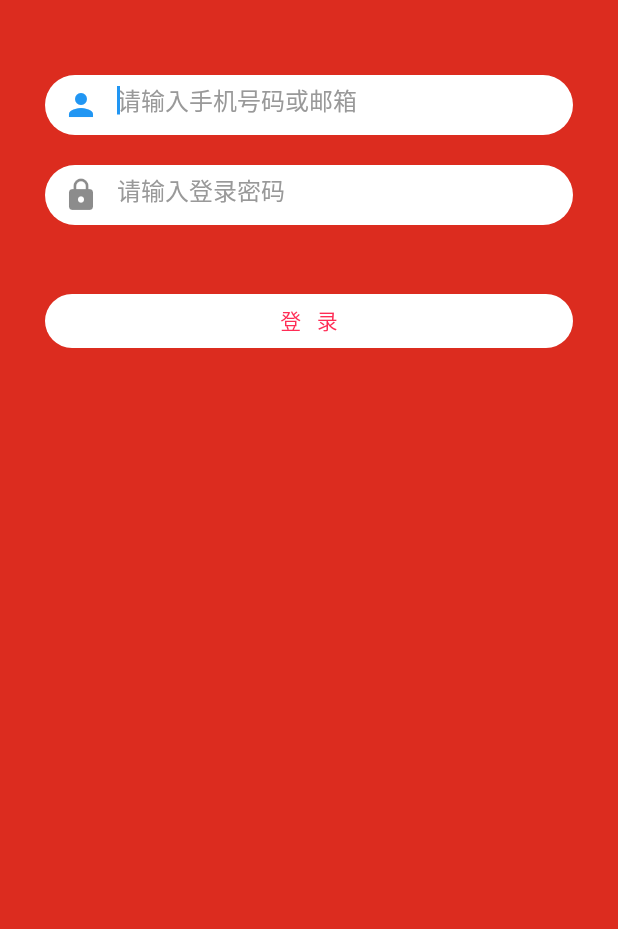
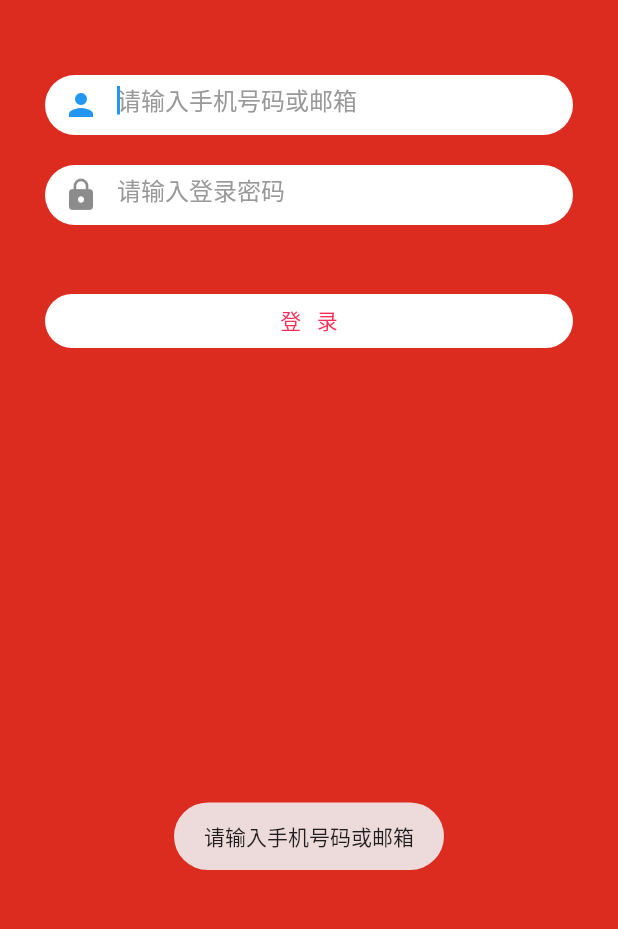
Before and after one commit to dczxw/flutter_music, a Flutter app: the screen it shows after launch, after a tap on an icon or button, on a phone screen of 412 x 824 dp, the part 270-1199 px from its top. Run offline on Flutter 3.47's test engine with Material 2 defaults, Android fonts, the phone set to English and light mode, and no system bars; our stand-ins replace audioplayers, cached_network_image, cookie_jar, dio, dio_cookie_manager, flutter_screenutil and 4 more; accounts and stored records are empty.

Commit message:
提交我的页面

```diff
--- a/lib/common/Constants.dart
+++ b/lib/common/Constants.dart
@@ -7,6 +7,7 @@ class Constant {
   static final String CHANGE_SONG = "change_song";
   static final String SP_TOKEN = "sp_token";
   static final String SP_AVATAR = "sp_avatar";
+  static final String SP_AVATAR_BG = "sp_avatar_bg";
   static final String SP_NAME = "sp_name";
 
 
--- a/lib/common/Utils.dart
+++ b/lib/common/Utils.dart
@@ -1,3 +1,5 @@
+import 'package:fluttertoast/fluttertoast.dart';
+
 class FUtils {
   static FUtils inst;
 
@@ -24,7 +26,17 @@ class FUtils {
     return num;
   }
 
-  isEmpty(String string) {
+  static isEmpty(String string) {
     return string == null || string == "";
   }
+
+  static toast(String msg){
+    Fluttertoast.showToast(
+      msg: msg,
+      toastLength: Toast.LENGTH_SHORT,
+      webBgColor: "#e74c3c",
+      timeInSecForIosWeb: 5,
+    );
+  }
+
 }
--- a/lib/common/api/Got.dart
+++ b/lib/common/api/Got.dart
@@ -66,6 +66,9 @@ class Got {
     return resp.data;
   }
 
-
+  Future<Map<String,dynamic>> loginEmail(String username,String password) async {
+    var resp = await dio.get("/login", queryParameters:{"email": username,"password":password}, options: _options);
+    return resp.data;
+  }
 
 }
--- a/lib/common/theme/Theme.dart
+++ b/lib/common/theme/Theme.dart
@@ -3,12 +3,18 @@ import 'package:flutter/material.dart';
 
 class RedTheme {
   static var primaryColor = const Color(0xFFFF2C55);
-  static var topicColor = const Color(0xFFFF1E13);
-  static var colorFFFFFF = const Color(0xFFFFFFFF);
-  static var color333333 = const Color(0xFF333333);
-  static var color999999 = const Color(0xFF999999);
-  static var colorE6E6E6 = const Color(0xFFE6E6E6);
-  static var colorDC2C1F = const Color(0xFFDC2C1F);
+  static var topicColor   = const Color(0xFFFF1E13);
+  static var colorFFFFFF  = const Color(0xFFFFFFFF);
+  static var color333333  = const Color(0xFF333333);
+  static var color999999  = const Color(0xFF999999);
+  static var colorE6E6E6  = const Color(0xFFE6E6E6);
+  static var colorDC2C1F  = const Color(0xFFDC2C1F);
+  static var colorMask    = const Color(0x90000000);
+  static var colorPurple  = Colors.purple;
+  static var colorPinkAccent  = Colors.pinkAccent;
+  static var colorGreenAccent  = Colors.greenAccent;
+  static var colorBlueAccent  = Colors.blueAccent;
+  static var colorBlack  = Colors.black;
 }
 
 // iOS浅色主题
--- a/lib/main.dart
+++ b/lib/main.dart
@@ -28,7 +28,7 @@ class MyApp extends StatelessWidget {
   }
 
   Widget openHome() {
-    if (FUtils.init().isEmpty(Global.token)) {
+    if (FUtils.isEmpty(Global.token)) {
       return LoginPage();
     } else {
       return HomePage();
--- a/lib/pages/LoginPage.dart
+++ b/lib/pages/LoginPage.dart
@@ -8,6 +8,7 @@ import 'package:music/common/Constants.dart';
 import 'package:music/common/Global.dart';
 import 'package:music/common/Log.dart';
 import 'package:music/common/SpUtils.dart';
+import 'package:music/common/Utils.dart';
 import 'package:music/common/api/Got.dart';
 import 'package:music/common/theme/Theme.dart';
 
@@ -19,6 +20,8 @@ class LoginPage extends StatefulWidget {
 class _LoginPageState extends State<LoginPage> {
   TextEditingController _unameController = TextEditingController();
   TextEditingController _upasswordController = TextEditingController();
+
+  bool isLoading = false;
 
   @override
   void initState() {
@@ -33,13 +36,8 @@ class _LoginPageState extends State<LoginPage> {
 
   @override
   Widget build(BuildContext context) {
-    return Scaffold(
-      resizeToAvoidBottomPadding: false,
-      body: Container(
-        color: RedTheme.colorDC2C1F,
-        alignment: Alignment.center,
-        width: double.infinity,
-        child: Container(
+    var widgetList = new List<Widget>();
+    widgetList.add(Container(
       padding: EdgeInsets.only(left: 30, top: 100, right: 30),
       child: Column(
         children: <Widget>[
@@ -102,7 +100,25 @@ class _LoginPageState extends State<LoginPage> {
           )
         ],
       ),
+    ));
+    if(isLoading) {
+      widgetList.add(
+        Container(
+          decoration: BoxDecoration(color:Color(0x90000000)),
+          child: Center(
+              child: CircularProgressIndicator()
           ),
+        )
+      );
+    }
+
+    return Scaffold(
+      resizeToAvoidBottomPadding: false,
+      body: Container(
+        color: RedTheme.colorDC2C1F,
+        alignment: Alignment.center,
+        width: double.infinity,
+        child: Stack(children:widgetList),
       ),
     );
   }
@@ -111,23 +127,36 @@ class _LoginPageState extends State<LoginPage> {
     String username = _unameController.text.toString();
     String password = _upasswordController.text.toString();
 
+    if(FUtils.isEmpty(username)){
+      FUtils.toast("请输入手机号码或邮箱");
+      return;
+    }
+
+    if(FUtils.isEmpty(password)){
+      FUtils.toast("请输入密码");
+      return;
+    }
+
+    setState(() {
+      isLoading = true;
+    });
+
     if (username.contains("@")) {
+      Got.init().loginEmail(username, password).then(this.loginSuccess);
     } else {
       Got.init().loginPhone(username, password).then(this.loginSuccess);
     }
   }
 
   void loginSuccess(res) {
+    setState(() {
+      isLoading = false;
+    });
     if (res['code'] == 200) {
-      Global.saveUser(res["token"], res["profile"]['nickname'], res["profile"]['avatarUrl']);
+      Global.saveUser(res["token"], res["profile"]['nickname'], res["profile"]['avatarUrl'],res["profile"]['avatarBg']);
       Navigator.pushNamed(context, "home");
     } else {
-      Fluttertoast.showToast(
-        msg: res['msg'],
-        toastLength: Toast.LENGTH_SHORT,
-        webBgColor: "#e74c3c",
-        timeInSecForIosWeb: 5,
-      );
+     FUtils.toast(res['msg']);
     }
   }
 }
--- a/lib/pages/home/components/MusicTab.dart
+++ b/lib/pages/home/components/MusicTab.dart
@@ -31,7 +31,7 @@ class _MusicPlayerState extends State<MusicPlayer> {
 
     return Consumer<MessageState>(
         builder: (context, categoryState, child){
-          if(FUtils.init().isEmpty(categoryState.msgType.toString())){
+          if(FUtils.isEmpty(categoryState.msgType.toString())){
             id = categoryState.msgType.toString();
           }
           return FutureBuilder(
```
Also changed, not shown: lib/common/Global.dart (+6 -1 lines), lib/pages/home/HomeDrawer..dart (+55 -16 lines), lib/pages/home/TabPerson..dart (+95 -25 lines). Lines whose indentation alone changed are shown as unchanged.
